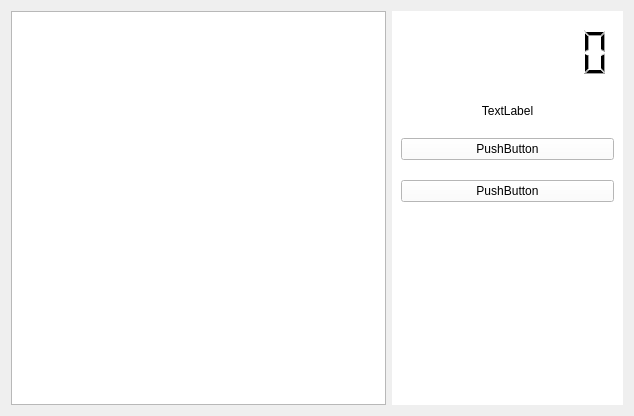
Before: the Qt Designer form GamePanel.ui in CodeMan-P/Minesweeper, drawn with Qt 5.
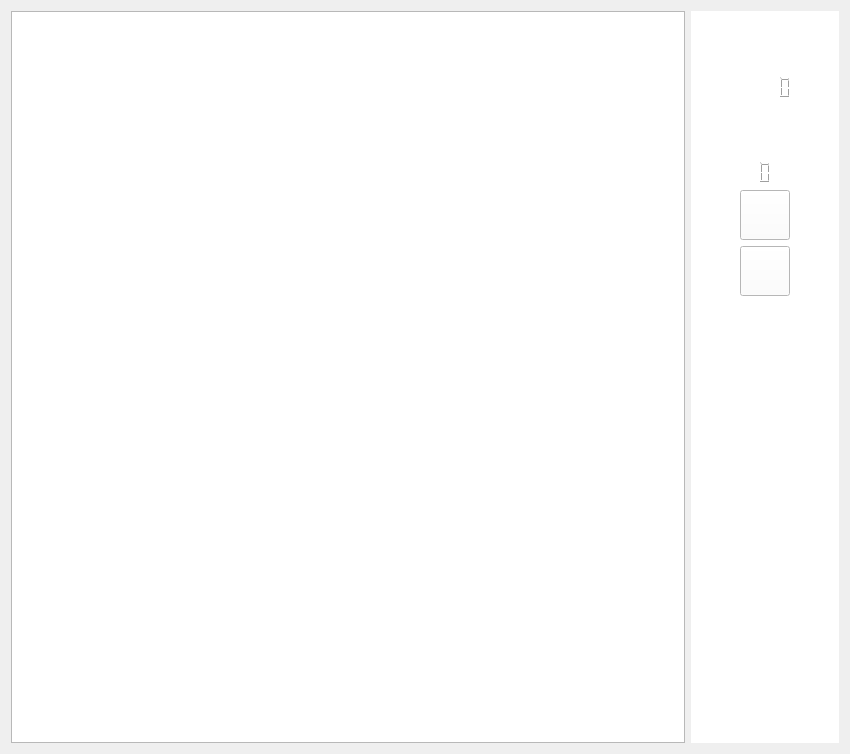
After: the same form once the commit is applied. Icons and pictures are not drawn.

```diff
--- a/GamePanel.ui
+++ b/GamePanel.ui
@@ -6,18 +6,15 @@
    <rect>
     <x>0</x>
     <y>0</y>
-    <width>634</width>
-    <height>416</height>
+    <width>850</width>
+    <height>754</height>
    </rect>
   </property>
   <property name="windowTitle">
    <string>GamePanel</string>
   </property>
-  <layout class="QHBoxLayout" name="horizontalLayout" stretch="618,382">
-   <item>
-    <widget class="QTableWidget" name="gameWidget"/>
-   </item>
-   <item>
+  <layout class="QGridLayout" name="gridLayout">
+   <item row="0" column="1">
     <widget class="QWidget" name="funWidget" native="true">
      <property name="autoFillBackground">
       <bool>false</bool>
@@ -26,13 +23,83 @@
       <string notr="true">background-color:rgb(255, 255, 255)</string>
      </property>
      <layout class="QVBoxLayout" name="verticalLayout">
-      <property name="spacing">
-       <number>20</number>
-      </property>
       <item>
-       <widget class="QLCDNumber" name="lcdNumber">
+       <layout class="QHBoxLayout" name="horizontalLayout_2">
+        <item>
+         <spacer name="horizontalSpacer_4">
+          <property name="orientation">
+           <enum>Qt::Horizontal</enum>
+          </property>
+          <property name="sizeType">
+           <enum>QSizePolicy::Minimum</enum>
+          </property>
+          <property name="sizeHint" stdset="0">
+           <size>
+            <width>40</width>
+            <height>20</height>
+           </size>
+          </property>
+         </spacer>
+        </item>
+        <item>
+         <widget class="QLabel" name="label">
+          <property name="sizePolicy">
+           <sizepolicy hsizetype="Minimum" vsizetype="Minimum">
+            <horstretch>0</horstretch>
+            <verstretch>0</verstretch>
+           </sizepolicy>
+          </property>
+          <property name="minimumSize">
+           <size>
+            <width>50</width>
+            <height>50</height>
+           </size>
+          </property>
+          <property name="maximumSize">
+           <size>
+            <width>50</width>
+            <height>50</height>
+           </size>
+          </property>
+          <property name="frameShape">
+           <enum>QFrame::NoFrame</enum>
+          </property>
+          <property name="text">
+           <string/>
+          </property>
+          <property name="pixmap">
+           <pixmap resource="Minesweeper.qrc">:/icons/timer.png</pixmap>
+          </property>
+          <property name="scaledContents">
+           <bool>true</bool>
+          </property>
+          <property name="wordWrap">
+           <bool>false</bool>
+          </property>
+         </widget>
+        </item>
+        <item>
+         <spacer name="horizontalSpacer_3">
+          <property name="orientation">
+           <enum>Qt::Horizontal</enum>
+          </property>
+          <property name="sizeType">
+           <enum>QSizePolicy::Minimum</enum>
+          </property>
+          <property name="sizeHint" stdset="0">
+           <size>
+            <width>40</width>
+            <height>20</height>
+           </size>
+          </property>
+         </spacer>
+        </item>
+       </layout>
+      </item>
+      <item>
+       <widget class="QLCDNumber" name="timeNumber">
         <property name="sizePolicy">
-         <sizepolicy hsizetype="Minimum" vsizetype="Minimum">
+         <sizepolicy hsizetype="Preferred" vsizetype="Preferred">
           <horstretch>0</horstretch>
           <verstretch>0</verstretch>
          </sizepolicy>
@@ -40,14 +107,14 @@
         <property name="minimumSize">
          <size>
           <width>0</width>
-          <height>64</height>
+          <height>0</height>
          </size>
         </property>
         <property name="lineWidth">
          <number>0</number>
         </property>
         <property name="digitCount">
-         <number>8</number>
+         <number>5</number>
         </property>
         <property name="mode">
          <enum>QLCDNumber::Dec</enum>
@@ -55,34 +122,232 @@
        </widget>
       </item>
       <item>
-       <widget class="QLabel" name="label">
+       <layout class="QHBoxLayout" name="horizontalLayout">
+        <item>
+         <spacer name="horizontalSpacer">
+          <property name="orientation">
+           <enum>Qt::Horizontal</enum>
+          </property>
+          <property name="sizeType">
+           <enum>QSizePolicy::Minimum</enum>
+          </property>
+          <property name="sizeHint" stdset="0">
+           <size>
+            <width>40</width>
+            <height>20</height>
+           </size>
+          </property>
+         </spacer>
+        </item>
+        <item>
+         <widget class="QLabel" name="mineIcon">
+          <property name="sizePolicy">
+           <sizepolicy hsizetype="Minimum" vsizetype="Minimum">
+            <horstretch>0</horstretch>
+            <verstretch>0</verstretch>
+           </sizepolicy>
+          </property>
+          <property name="minimumSize">
+           <size>
+            <width>50</width>
+            <height>50</height>
+           </size>
+          </property>
+          <property name="maximumSize">
+           <size>
+            <width>50</width>
+            <height>50</height>
+           </size>
+          </property>
+          <property name="text">
+           <string/>
+          </property>
+          <property name="pixmap">
+           <pixmap resource="Minesweeper.qrc">:/icons/mine.png</pixmap>
+          </property>
+          <property name="scaledContents">
+           <bool>true</bool>
+          </property>
+          <property name="alignment">
+           <set>Qt::AlignCenter</set>
+          </property>
+         </widget>
+        </item>
+        <item>
+         <spacer name="horizontalSpacer_2">
+          <property name="orientation">
+           <enum>Qt::Horizontal</enum>
+          </property>
+          <property name="sizeType">
+           <enum>QSizePolicy::Minimum</enum>
+          </property>
+          <property name="sizeHint" stdset="0">
+           <size>
+            <width>40</width>
+            <height>20</height>
+           </size>
+          </property>
+         </spacer>
+        </item>
+       </layout>
+      </item>
+      <item>
+       <widget class="QLCDNumber" name="mineNumber">
         <property name="sizePolicy">
-         <sizepolicy hsizetype="Preferred" vsizetype="Minimum">
+         <sizepolicy hsizetype="Preferred" vsizetype="Preferred">
           <horstretch>0</horstretch>
           <verstretch>0</verstretch>
          </sizepolicy>
         </property>
-        <property name="text">
-         <string>TextLabel</string>
+        <property name="minimumSize">
+         <size>
+          <width>0</width>
+          <height>0</height>
+         </size>
         </property>
-        <property name="alignment">
-         <set>Qt::AlignCenter</set>
+        <property name="maximumSize">
+         <size>
+          <width>16777215</width>
+          <height>16777215</height>
+         </size>
         </property>
+        <property name="lineWidth">
+         <number>0</number>
+        </property>
+        <property name="digitCount">
+         <number>1</number>
+        </property>
        </widget>
       </item>
       <item>
-       <widget class="QPushButton" name="pushButton_5">
-        <property name="text">
-         <string>PushButton</string>
-        </property>
-       </widget>
+       <layout class="QHBoxLayout" name="horizontalLayout_3">
+        <item>
+         <spacer name="horizontalSpacer_5">
+          <property name="orientation">
+           <enum>Qt::Horizontal</enum>
+          </property>
+          <property name="sizeType">
+           <enum>QSizePolicy::Minimum</enum>
+          </property>
+          <property name="sizeHint" stdset="0">
+           <size>
+            <width>40</width>
+            <height>20</height>
+           </size>
+          </property>
+         </spacer>
+        </item>
+        <item>
+         <widget class="QPushButton" name="restartButton">
+          <property name="sizePolicy">
+           <sizepolicy hsizetype="Minimum" vsizetype="Minimum">
+            <horstretch>0</horstretch>
+            <verstretch>0</verstretch>
+           </sizepolicy>
+          </property>
+          <property name="minimumSize">
+           <size>
+            <width>50</width>
+            <height>50</height>
+           </size>
+          </property>
+          <property name="maximumSize">
+           <size>
+            <width>200</width>
+            <height>200</height>
+           </size>
+          </property>
+          <property name="text">
+           <string/>
+          </property>
+          <property name="icon">
+           <iconset resource="Minesweeper.qrc">
+            <normaloff>:/icons/restart</normaloff>:/icons/restart</iconset>
+          </property>
+         </widget>
+        </item>
+        <item>
+         <spacer name="horizontalSpacer_6">
+          <property name="orientation">
+           <enum>Qt::Horizontal</enum>
+          </property>
+          <property name="sizeType">
+           <enum>QSizePolicy::Minimum</enum>
+          </property>
+          <property name="sizeHint" stdset="0">
+           <size>
+            <width>40</width>
+            <height>20</height>
+           </size>
+          </property>
+         </spacer>
+        </item>
+       </layout>
       </item>
       <item>
-       <widget class="QPushButton" name="pushButton_6">
-        <property name="text">
-         <string>PushButton</string>
-        </property>
-       </widget>
+       <layout class="QHBoxLayout" name="horizontalLayout_4">
+        <item>
+         <spacer name="horizontalSpacer_7">
+          <property name="orientation">
+           <enum>Qt::Horizontal</enum>
+          </property>
+          <property name="sizeType">
+           <enum>QSizePolicy::Minimum</enum>
+          </property>
+          <property name="sizeHint" stdset="0">
+           <size>
+            <width>40</width>
+            <height>20</height>
+           </size>
+          </property>
+         </spacer>
+        </item>
+        <item>
+         <widget class="QPushButton" name="returnButton">
+          <property name="sizePolicy">
+           <sizepolicy hsizetype="Minimum" vsizetype="Minimum">
+            <horstretch>0</horstretch>
+            <verstretch>0</verstretch>
+           </sizepolicy>
+          </property>
+          <property name="minimumSize">
+           <size>
+            <width>50</width>
+            <height>50</height>
+           </size>
+          </property>
+          <property name="maximumSize">
+           <size>
+            <width>200</width>
+            <height>200</height>
+           </size>
+          </property>
+          <property name="text">
+           <string/>
+          </property>
+          <property name="icon">
+           <iconset resource="Minesweeper.qrc">
+            <normaloff>:/icons/return</normaloff>:/icons/return</iconset>
+          </property>
+         </widget>
+        </item>
+        <item>
+         <spacer name="horizontalSpacer_8">
+          <property name="orientation">
+           <enum>Qt::Horizontal</enum>
+          </property>
+          <property name="sizeType">
+           <enum>QSizePolicy::Minimum</enum>
+          </property>
+          <property name="sizeHint" stdset="0">
+           <size>
+            <width>40</width>
+            <height>20</height>
+           </size>
+          </property>
+         </spacer>
+        </item>
+       </layout>
       </item>
       <item>
        <spacer name="verticalSpacer">
@@ -100,6 +365,9 @@
      </layout>
     </widget>
    </item>
+   <item row="0" column="0">
+    <widget class="QTableWidget" name="gameWidget"/>
+   </item>
   </layout>
  </widget>
  <resources/>
```
Left out of the diff: 4 changed lines with no effect on the pictures.
